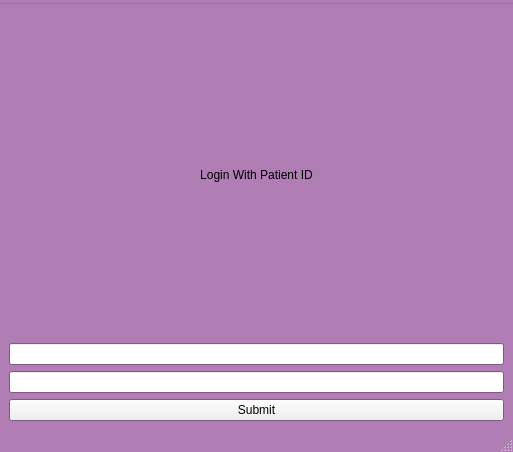
Above: ui/login.ui from LiskoXIII/csi5390 before the change. Below: the same form after it.
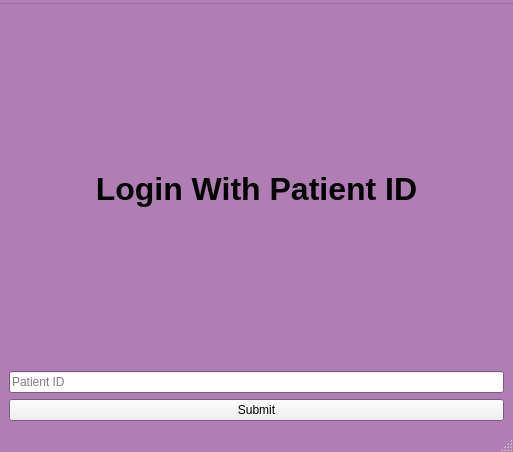
That is the form after the change. Icons and pictures are not drawn.

Commit message: changed login to accept patient id

The edit to the form file:
```diff
--- a/ui/login.ui
+++ b/ui/login.ui
@@ -117,8 +117,11 @@
         <height>71</height>
        </size>
       </property>
-      <property name="styleSheet">
-       <string notr="true">font: 700 35pt &quot;MS Sans Serif&quot;;</string>
+      <property name="font">
+       <font>
+        <pointsize>24</pointsize>
+        <bold>true</bold>
+       </font>
       </property>
       <property name="text">
        <string>Login With Patient ID</string>
@@ -138,10 +141,7 @@
      </widget>
     </item>
     <item>
-     <widget class="QLineEdit" name="username"/>
-    </item>
-    <item>
-     <widget class="QLineEdit" name="password">
+     <widget class="QLineEdit" name="patient_id">
       <property name="inputMask">
        <string extracomment="password"/>
       </property>
@@ -149,7 +149,7 @@
        <string comment="password"/>
       </property>
       <property name="placeholderText">
-       <string extracomment="password"/>
+       <string extracomment="password">Patient ID</string>
       </property>
      </widget>
     </item>
```
